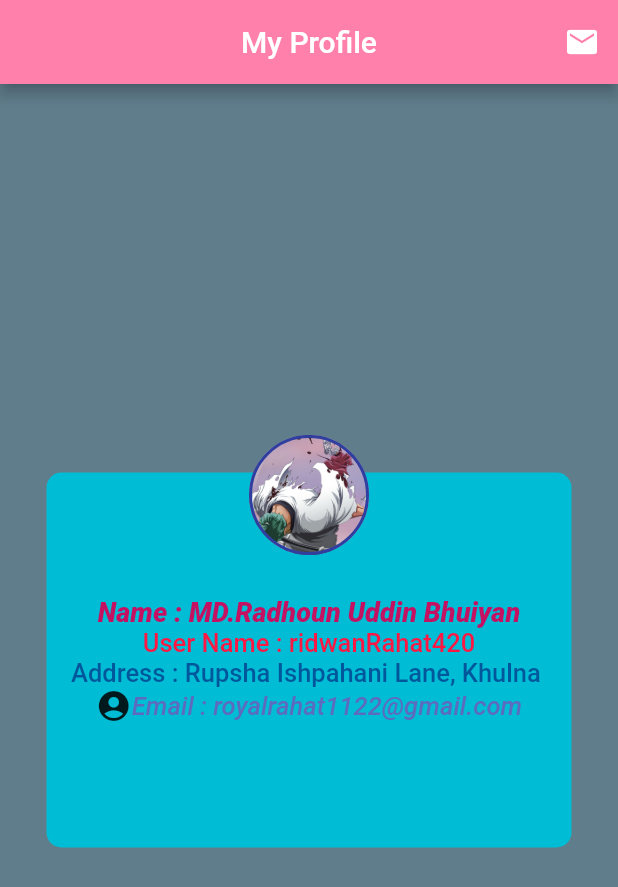
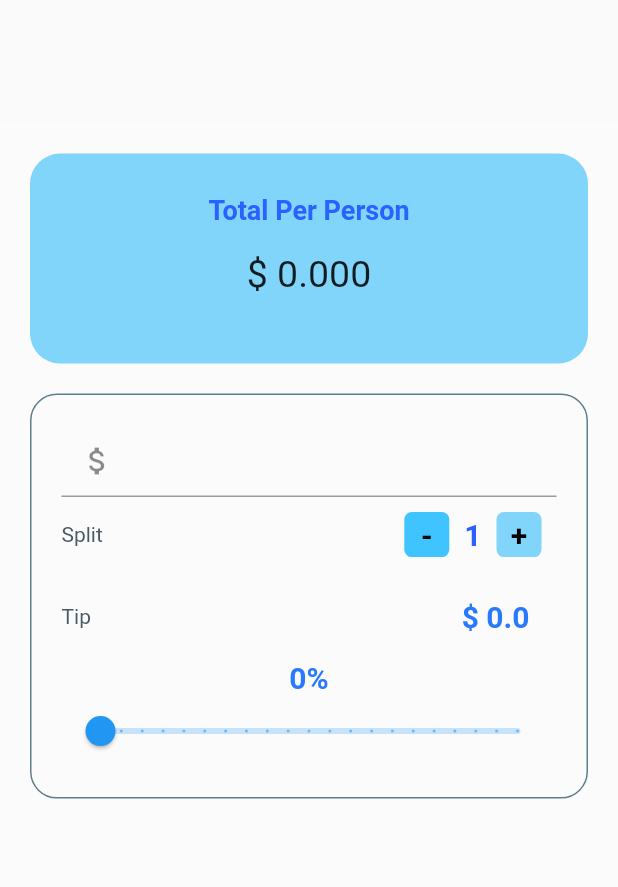
Before and after one commit to Ridwan-Rahat/flutter_practice_app, a Flutter app: the screen it shows after launch, on a phone screen of 412 x 824 dp. Shown: the top 887 px of the screen. Run offline on Flutter 3.47's test engine with Material 2 defaults, Android fonts, the phone set to English and light mode, and no system bars.

Commit message:
Initial commit

```diff
--- /dev/null
+++ b/lib/custom/TimeLine.dart
@@ -0,0 +1,35 @@
+import 'package:flutter/material.dart';
+import 'package:flutter/cupertino.dart';
+class timeLine extends StatefulWidget {
+  const timeLine({Key? key}) : super(key: key);
+
+  @override
+  _timeLineState createState() => _timeLineState();
+}
+
+class _timeLineState extends State<timeLine> {
+  @override
+  Widget build(BuildContext context) {
+    return Scaffold(
+      appBar: AppBar(
+        leading: Icon(Icons.arrow_back_ios),
+        title: Text("Time Line",
+        style: TextStyle(
+          fontSize: 22,
+          fontWeight: FontWeight.w500,
+          fontStyle: FontStyle.italic,
+        ),
+        ),
+        centerTitle: true,
+        actions: [IconButton(onPressed: (){}, icon: Icon(Icons.mail_sharp))],
+      ),
+      body: Container(
+       alignment: Alignment.center,
+        child: Stack(
+
+        ),
+      ),
+
+    );
+  }
+}
--- /dev/null
+++ b/lib/custom/calculetor.dart
@@ -0,0 +1,218 @@
+import 'package:flutter/cupertino.dart';
+import 'package:flutter/material.dart';
+import 'package:flutter/painting.dart';
+
+class BillCalculate extends StatefulWidget {
+  const BillCalculate({Key? key}) : super(key: key);
+
+  @override
+  _BillCalculateState createState() => _BillCalculateState();
+}
+
+class _BillCalculateState extends State<BillCalculate> {
+  int _tipPercent = 0;
+  int _personCount = 1;
+  double _totalBill = 0;
+
+  @override
+  Widget build(BuildContext context) {
+    return Scaffold(
+      body: Container(
+        margin: EdgeInsets.only(top: MediaQuery.of(context).size.height * 0.1),
+        alignment: Alignment.center,
+        color: Colors.white24,
+        child: ListView(
+          scrollDirection: Axis.vertical,
+          padding: EdgeInsets.all(20),
+          children: [
+            Container(
+              width: 140,
+              height: 140,
+              decoration: BoxDecoration(
+                color: Colors.lightBlue.shade200,
+                borderRadius: BorderRadius.circular(20),
+              ),
+              child: Center(
+                child: Column(
+                  mainAxisAlignment: MainAxisAlignment.center,
+                  children: [
+                    Text(
+                      "Total Per Person",
+                      style: TextStyle(
+                          fontSize: 18,
+                          fontWeight: FontWeight.bold,
+                          color: Colors.blueAccent.shade700,
+                          fontStyle: FontStyle.normal),
+                    ),
+                    Padding(
+                      padding: const EdgeInsets.all(18.0),
+                      child: Text(
+                        "\$ ${calculatePerPerson(_totalBill, _personCount, _tipPercent)}",
+                        style: TextStyle(fontSize: 25),
+                      ),
+                    ),
+                  ],
+                ),
+              ),
+            ),
+            Container(
+              margin: EdgeInsets.only(top: 20.0),
+              padding: EdgeInsets.all(20.0),
+              decoration: BoxDecoration(
+                  color: Colors.transparent,
+                  border: Border.all(
+                      color: Colors.blueGrey.shade500,
+                      style: BorderStyle.solid),
+                  borderRadius: BorderRadius.circular(18.0)),
+              child: Column(
+                children: [
+                  TextField(
+                    keyboardType:
+                        TextInputType.numberWithOptions(decimal: true),
+                    style: TextStyle(color: Colors.black),
+                    decoration: InputDecoration(
+                        prefixText: "Total Bill  ",
+                        prefixIcon: Icon(Icons.attach_money_outlined)),
+                    onChanged: (String value) {
+                      try {
+                        _totalBill = double.parse(value);
+                      } catch (exception) {
+                        _totalBill = 0.0;
+                      }
+                    },
+                  ),
+                  Row(
+                    mainAxisAlignment: MainAxisAlignment.spaceBetween,
+                    children: [
+                      Text(
+                        "Split",
+                        style: TextStyle(color: Colors.blueGrey.shade700),
+                      ),
+                      Row(
+                        children: [
+                          GestureDetector(
+                            onTap: () {
+                              setState(() {
+                                if (_personCount > 1) {
+                                  _personCount--;
+                                } else {}
+                              });
+                            },
+                            child: Container(
+                              width: 30.0,
+                              height: 30.0,
+                              margin: EdgeInsets.all(10.0),
+                              decoration: BoxDecoration(
+                                  borderRadius:
+                                      BorderRadiusDirectional.circular(5.0),
+                                  color: Colors.lightBlueAccent.shade200),
+                              child: Center(
+                                  child: Text(
+                                "-",
+                                style: TextStyle(
+                                    color: Colors.black,
+                                    fontSize: 20,
+                                    fontWeight: FontWeight.bold),
+                              )),
+                            ),
+                          ),
+                          Text(
+                            "$_personCount",
+                            style: TextStyle(
+                                color: Colors.blueAccent.shade700,
+                                fontWeight: FontWeight.bold,
+                                fontSize: 20),
+                          ),
+                          GestureDetector(
+                            onTap: () {
+                              setState(() {
+                                _personCount++;
+                              });
+                            },
+                            child: Container(
+                              width: 30.0,
+                              height: 30.0,
+                              margin: EdgeInsets.all(10.0),
+                              decoration: BoxDecoration(
+                                  borderRadius:
+                                      BorderRadiusDirectional.circular(5.0),
+                                  color: Colors.lightBlue.shade200),
+                              child: Center(
+                                  child: Text(
+                                "+",
+                                style: TextStyle(
+                                    color: Colors.black,
+                                    fontSize: 20,
+                                    fontWeight: FontWeight.bold),
+                              )),
+                            ),
+                          ),
+                        ],
+                      )
+                    ],
+                  ),
+                  Row(
+                    mainAxisAlignment: MainAxisAlignment.spaceBetween,
+                    children: [
+                      Text(
+                        "Tip",
+                        style: TextStyle(color: Colors.blueGrey.shade700),
+                      ),
+                      Padding(
+                        padding: const EdgeInsets.all(18.0),
+                        child: Text(
+                          "\$ ${calculateTotalTip(_totalBill, _personCount, _tipPercent)}",
+                          style: TextStyle(
+                              color: Colors.blueAccent.shade400,
+                              fontSize: 20.0,
+                              fontWeight: FontWeight.bold),
+                        ),
+                      )
+                    ],
+                  ),
+                  Column(
+                    children: [
+                      Text(
+                        "$_tipPercent%",
+                        style: TextStyle(
+                            fontSize: 20.0,
+                            fontWeight: FontWeight.bold,
+                            color: Colors.blueAccent.shade400),
+                      ),
+                      Slider(
+                          max: 100,
+                          min: 0,
+                          divisions: 20,
+                          value: _tipPercent.toDouble(),
+                          onChanged: (double value) {
+                            setState(() {
+                              _tipPercent = value.round();
+                            });
+                          }),
+                    ],
+                  ),
+                ],
+              ),
+            ),
+          ],
+        ),
+      ),
+    );
+  }
+
+  calculatePerPerson(double billAmount, int tipBy, int tipPercent) {
+    var totalPerPerson =
+        (calculateTotalTip(billAmount, tipBy, tipPercent) + billAmount) / tipBy;
+    return totalPerPerson.toStringAsFixed(3);
+  }
+
+  calculateTotalTip(double billAmount, int tipBy, int tipPercent) {
+    double totalTip = 0.0;
+    if (billAmount < 0 || billAmount.toString().isEmpty) {
+      Text("Please Enter Your Amount");
+    } else {
+      totalTip = (billAmount * tipPercent) / 100;
+    }
+    return totalTip;
+  }
+}
--- a/lib/main.dart
+++ b/lib/main.dart
@@ -1,10 +1,16 @@
+import 'dart:developer';
+
 import 'package:flutter/material.dart';
 import 'package:untitled/custom/ID_Card.dart';
+import 'package:untitled/custom/TimeLine.dart';
+import 'package:flutter/cupertino.dart';
+import 'package:untitled/custom/calculetor.dart';
+
 
 import 'custom/MyTestApp.dart';
 
 void main() {
   runApp(new MaterialApp(
-    home: Id_Card(),
+    home: BillCalculate(),
   ));
 }
--- a/pubspec.yaml
+++ b/pubspec.yaml
@@ -46,7 +46,7 @@ flutter:
 
   # To add assets to your application, add an assets section, like this:
   assets:
-    - assets
+    - assets/
   # An image asset can refer to one or more resolution-specific "variants", see
   # https://flutter.dev/assets-and-images/#resolution-aware.
 
```
